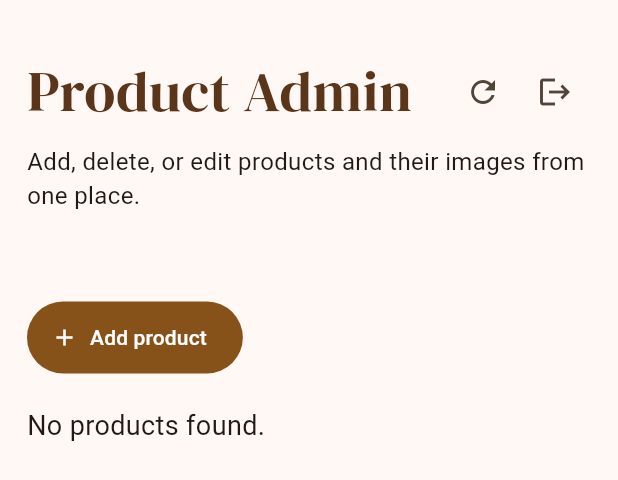
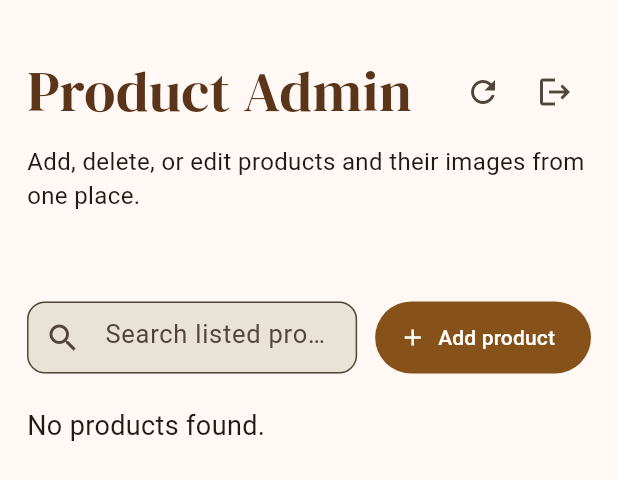
Before and after one commit to kalasthali-admin/kalasthali_website, a Flutter app: the _AdminDashboard widget shown alone on an empty page, opened directly with empty values, on a phone screen of 412 x 824 dp. Shown: the top 480 px of the screen. Run offline on Flutter 3.47's test engine with Material 3 defaults, Android fonts, the light colour scheme and no system bars; our stand-ins replace file_picker, google_fonts, supabase_flutter; missing offline and left inert: dart:html; accounts and stored records are empty; Roboto replaces fonts that are missing (Blinker).

Commit message:
removed header search bar in admin panel and added a searchbar for admin product list

```diff
--- a/lib/pages/admin_page.dart
+++ b/lib/pages/admin_page.dart
@@ -18,10 +18,29 @@ class AdminPage extends StatefulWidget {
 
 class _AdminPageState extends State<AdminPage> {
   final _service = AdminService.instance;
+  final _productSearch = TextEditingController();
   bool _loading = false;
   String? _error;
   List<Product> _products = const [];
   List<AdminGallery> _gallery = const [];
+
+  @override
+  void initState() {
+    super.initState();
+    _productSearch.addListener(_refreshProductSearch);
+  }
+
+  @override
+  void dispose() {
+    _productSearch
+      ..removeListener(_refreshProductSearch)
+      ..dispose();
+    super.dispose();
+  }
+
+  void _refreshProductSearch() {
+    if (mounted) setState(() {});
+  }
 
   Future<void> _loadDashboard() async {
     setState(() {
@@ -279,6 +298,7 @@ class _AdminPageState extends State<AdminPage> {
               error: _error,
               products: _products,
               gallery: _gallery,
+              productSearch: _productSearch,
               onRefresh: _loadDashboard,
               onCreate: () => _editProduct(),
               onEdit: _editProduct,
@@ -504,6 +524,7 @@ class _AdminDashboard extends StatelessWidget {
     required this.error,
     required this.products,
     required this.gallery,
+    required this.productSearch,
     required this.onRefresh,
     required this.onCreate,
     required this.onEdit,
@@ -515,6 +536,7 @@ class _AdminDashboard extends StatelessWidget {
   final String? error;
   final List<Product> products;
   final List<AdminGallery> gallery;
+  final TextEditingController productSearch;
   final Future<void> Function() onRefresh;
   final VoidCallback onCreate;
   final ValueChanged<Product> onEdit;
@@ -525,6 +547,14 @@ class _AdminDashboard extends StatelessWidget {
   Widget build(BuildContext context) => LayoutBuilder(
     builder: (context, constraints) {
       final mobile = constraints.maxWidth < 700;
+      final searchQuery = productSearch.text.trim().toLowerCase();
+      final visibleProducts = products.where((product) {
+        if (searchQuery.isEmpty) return true;
+        return '${product.code} ${product.name} ${product.type} '
+                '${product.description} ${product.specifications ?? ''}'
+            .toLowerCase()
+            .contains(searchQuery);
+      }).toList();
       return SingleChildScrollView(
         padding: EdgeInsets.fromLTRB(
           mobile ? 18 : 42,
@@ -571,6 +601,31 @@ class _AdminDashboard extends StatelessWidget {
                   Text(error!, style: const TextStyle(color: Colors.red)),
                 ],
                 const SizedBox(height: 24),
+                Row(
+                  children: [
+                    Expanded(
+                      child: SizedBox(
+                        height: 48,
+                        child: TextField(
+                          controller: productSearch,
+                          enabled: !loading,
+                          textInputAction: TextInputAction.search,
+                          style: GoogleFonts.blinker(fontSize: 17),
+                          decoration: const InputDecoration(
+                            hintText: 'Search listed products',
+                            prefixIcon: Icon(Icons.search),
+                            filled: true,
+                            fillColor: Color(0xFFE9E2D6),
+                            border: OutlineInputBorder(
+                              borderRadius: BorderRadius.all(
+                                Radius.circular(12),
+                              ),
+                            ),
+                          ),
+                        ),
+                      ),
+                    ),
+                    const SizedBox(width: 12),
                     SizedBox(
                       height: 48,
                       child: FilledButton.icon(
@@ -579,21 +634,25 @@ class _AdminDashboard extends StatelessWidget {
                         label: const Text('Add product'),
                       ),
                     ),
+                  ],
+                ),
                 const SizedBox(height: 22),
-                if (loading && products.isEmpty)
+                if (loading && visibleProducts.isEmpty)
                   const Center(
                     child: Padding(
                       padding: EdgeInsets.all(40),
                       child: CircularProgressIndicator(),
                     ),
                   )
-                else if (products.isEmpty)
+                else if (visibleProducts.isEmpty)
                   Text(
-                    'No products found.',
+                    searchQuery.isEmpty
+                        ? 'No products found.'
+                        : 'No matching products found.',
                     style: GoogleFonts.blinker(fontSize: 18),
                   )
                 else
-                  ...products.map((product) {
+                  ...visibleProducts.map((product) {
                     final productGallery = gallery
                         .where((entry) => entry.code == product.code)
                         .firstOrNull;
--- a/lib/widgets/app_scaffold.dart
+++ b/lib/widgets/app_scaffold.dart
@@ -107,7 +107,9 @@ class _DesktopNavigation extends StatelessWidget {
     return Row(
       mainAxisSize: MainAxisSize.min,
       children: [
-        if (showSearch && currentRoute != '/collections') ...[
+        if (showSearch &&
+            currentRoute != '/collections' &&
+            currentRoute != '/admin') ...[
           const _ProductSearchField(),
           const SizedBox(width: 10),
         ],
```
Lines whose indentation alone changed are shown as unchanged.
